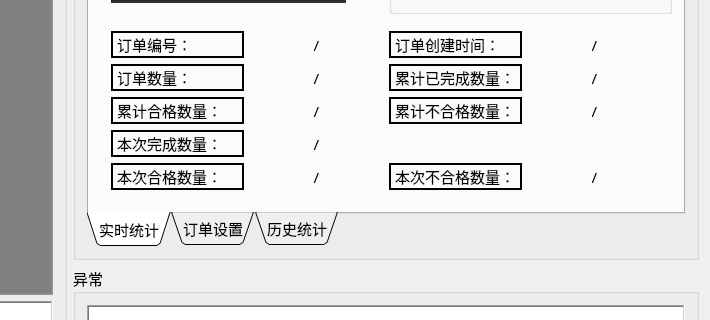
This is project/MyView.ui in luanjianbing/GraduateDesignProject as Qt 5 draws it before an edit; both pictures show x 570 to 1280 and y 296 to 616 of the 1280 by 768 pixel window. The edited form follows.
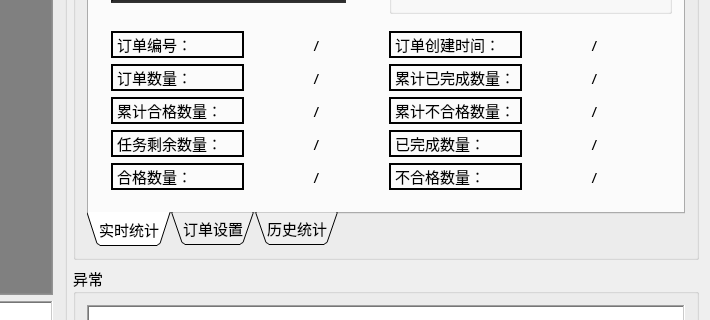
This is the edited form. Icons and pictures are not drawn.

The edit to the form file:
```diff
--- a/project/MyView.ui
+++ b/project/MyView.ui
@@ -276,7 +276,7 @@
                  <enum>QFrame::WinPanel</enum>
                 </property>
                 <property name="text">
-                 <string>本次合格数量：</string>
+                 <string>合格数量：</string>
                 </property>
                </widget>
               </item>
@@ -300,16 +300,6 @@
                 </property>
                </widget>
               </item>
-              <item row="3" column="1">
-               <widget class="QLabel" name="labelNowFinishQuantity">
-                <property name="text">
-                 <string>/</string>
-                </property>
-                <property name="alignment">
-                 <set>Qt::AlignCenter</set>
-                </property>
-               </widget>
-              </item>
               <item row="1" column="0">
                <widget class="QLabel" name="label_9">
                 <property name="frameShape">
@@ -346,7 +336,7 @@
                  <enum>QFrame::WinPanel</enum>
                 </property>
                 <property name="text">
-                 <string>本次不合格数量：</string>
+                 <string>不合格数量：</string>
                 </property>
                </widget>
               </item>
@@ -360,16 +350,6 @@
                 </property>
                </widget>
               </item>
-              <item row="3" column="0">
-               <widget class="QLabel" name="label_12">
-                <property name="frameShape">
-                 <enum>QFrame::WinPanel</enum>
-                </property>
-                <property name="text">
-                 <string>本次完成数量：</string>
-                </property>
-               </widget>
-              </item>
               <item row="0" column="0">
                <widget class="QLabel" name="label_8">
                 <property name="frameShape">
@@ -430,6 +410,46 @@
                 </property>
                </widget>
               </item>
+              <item row="3" column="3">
+               <widget class="QLabel" name="labelNowFinishQuantity">
+                <property name="text">
+                 <string>/</string>
+                </property>
+                <property name="alignment">
+                 <set>Qt::AlignCenter</set>
+                </property>
+               </widget>
+              </item>
+              <item row="3" column="2">
+               <widget class="QLabel" name="label_12">
+                <property name="frameShape">
+                 <enum>QFrame::WinPanel</enum>
+                </property>
+                <property name="text">
+                 <string>已完成数量：</string>
+                </property>
+               </widget>
+              </item>
+              <item row="3" column="0">
+               <widget class="QLabel" name="label_23">
+                <property name="frameShape">
+                 <enum>QFrame::WinPanel</enum>
+                </property>
+                <property name="text">
+                 <string>任务剩余数量：</string>
+                </property>
+               </widget>
+              </item>
+              <item row="3" column="1">
+               <widget class="QLabel" name="labelUserUnFinishQuantity">
+                <property name="text">
+                 <string>/</string>
+                </property>
+                <property name="alignment">
+                 <set>Qt::AlignCenter</set>
+                </property>
+               </widget>
+              </item>
              </layout>
             </widget>
            </item>
```
Left out of the diff: 2 changed lines with no effect on the pictures.
